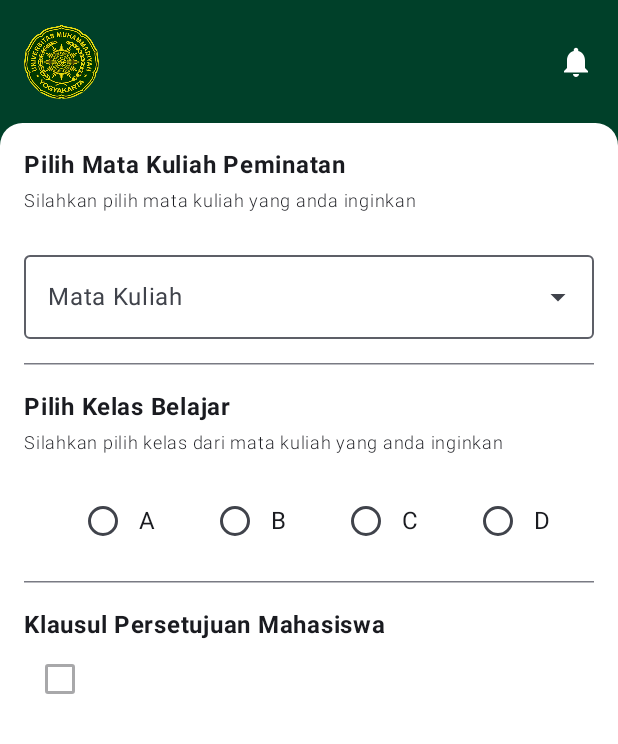
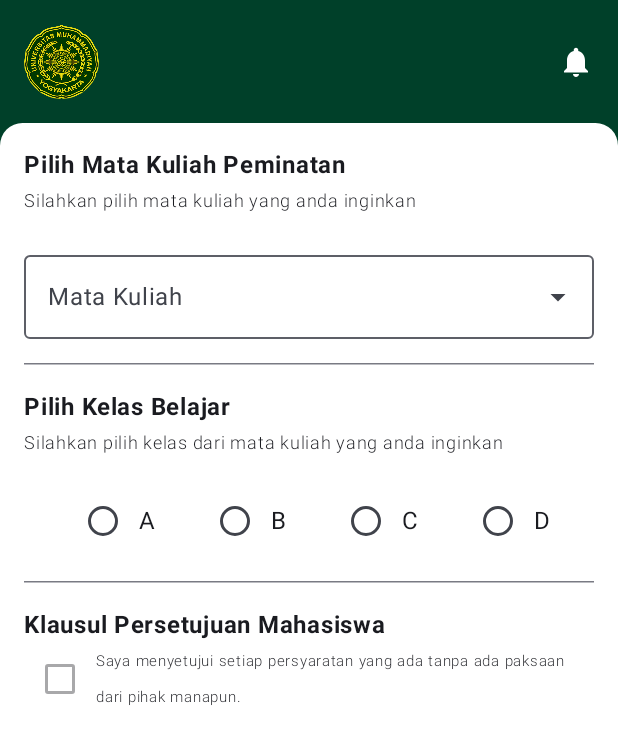
Before and after one commit to MuhSaktiR/Quest6_089, an Android app built with Jetpack Compose: the composable RencanaStudyView shown on its own in the app's theme, on a phone screen of 412 x 824 dp. Shown: the top 744 px of the screen. Run offline under Robolectric (Android 15) with nearby library versions, the phone set to English and light mode, and no system bars.

Commit message:
Menambahkan Text

```diff
--- a/app/src/main/java/com/example/activity8/ui/screen/RencanaStudyView.kt
+++ b/app/src/main/java/com/example/activity8/ui/screen/RencanaStudyView.kt
@@ -162,6 +162,10 @@ fun RencanaStudyView(
                         onCheckedChange = { checked = it },
                         enabled = chosenDropdown.isNotBlank() && pilihanKelas.isNotBlank()
                     )
+                    Text(
+                        text = "Saya menyetujui setiap persyaratan yang ada tanpa ada paksaan dari pihak manapun.",
+                        fontWeight = FontWeight.Light, fontSize = 10.sp
+                    )
                 }
             }
         }
```
